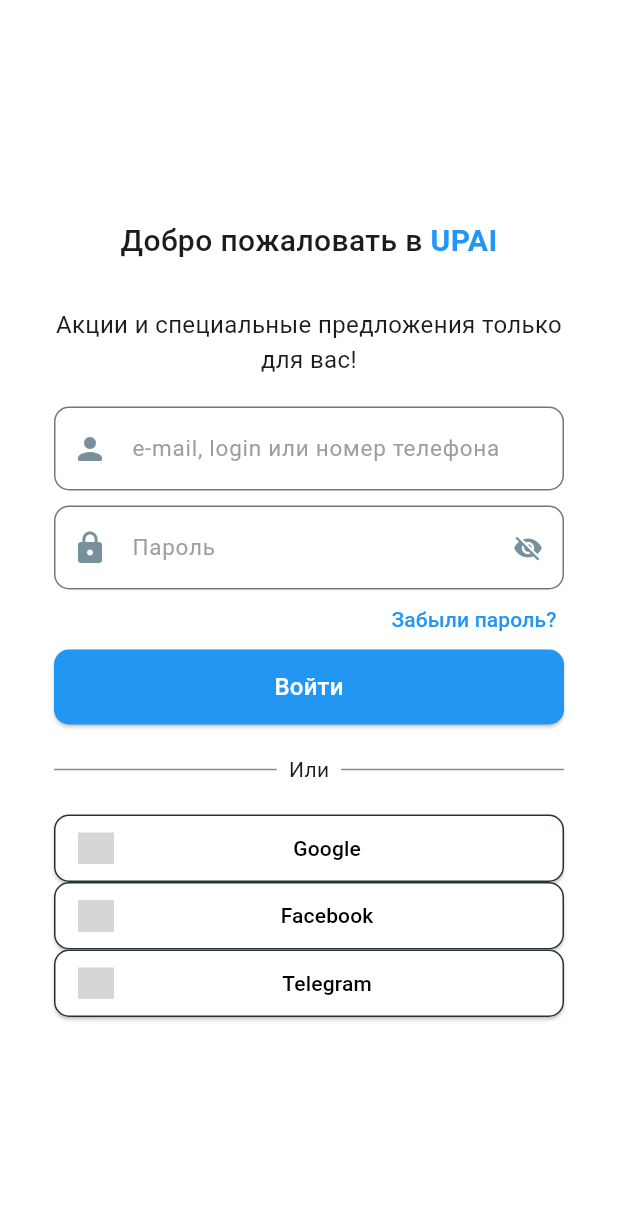
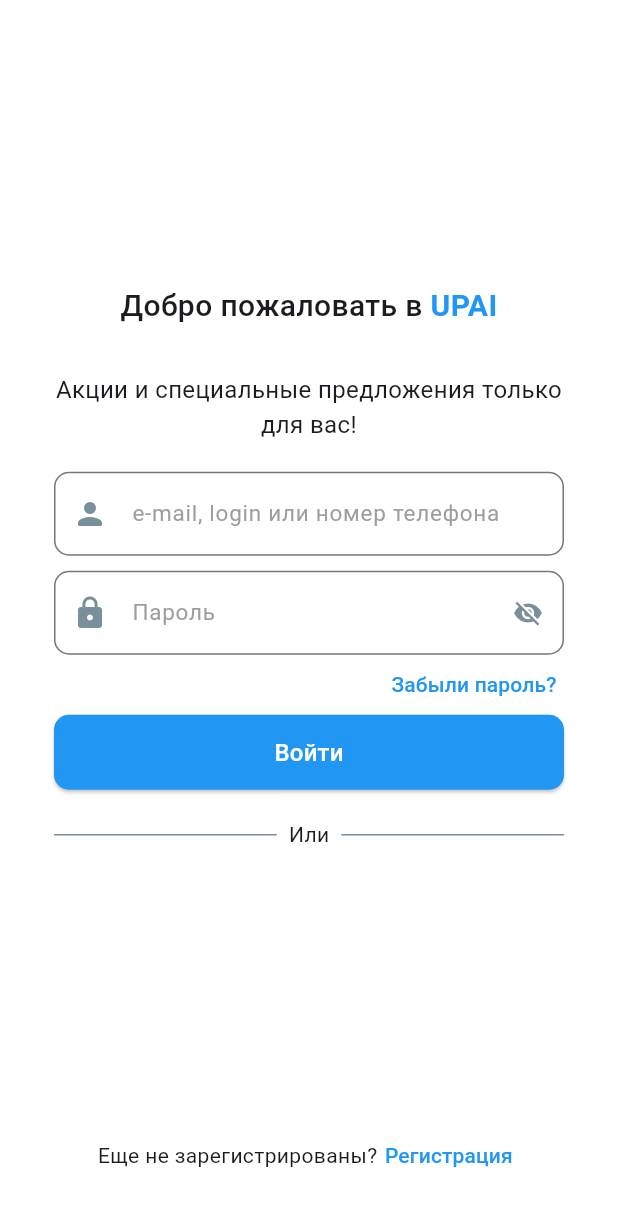
Before and after one commit to Marlis02/upai-app, a Flutter app: the screen it shows after launch, on a phone screen of 412 x 824 dp. Shown: the top 1206 px of the screen. Run offline on Flutter 3.47's test engine with Material 3 defaults, Android fonts, the phone set to English and light mode, and no system bars; our stand-ins replace bloc, dio, flutter_bloc, flutter_svg, qr_flutter, shared_preferences; grey boxes are pictures that could not be loaded.

Commit message:
3-commit

```diff
--- a/lib/data/api/api.dart
+++ b/lib/data/api/api.dart
@@ -10,6 +10,9 @@
 
   final _dio = Dio(BaseOptions(
     baseUrl: 'http://192.168.123.108:8000/',
+    connectTimeout: const Duration(seconds: 10),
+    receiveTimeout: const Duration(seconds: 10),
+    sendTimeout: const Duration(seconds: 10),
   ));
 
   Future<Response> get(String path) async {
@@ -24,7 +27,7 @@
     debugPrint('POST auth: $auth get: $path payload: $payload');
     final response = await _dio.post(path,
         data: payload, options: Options(headers: await _header(auth)));
-    debugPrint('POST Reponse status code: ${response}');
+    debugPrint('POST Reponse status code: $response');
     return response;
   }
 
--- a/lib/data/services/auth_services.dart
+++ b/lib/data/services/auth_services.dart
@@ -3,10 +3,10 @@
 
 class AuthServices {
   final api = Api();
-  Future<dynamic> login() async {
+  Future<dynamic> login(String username, String password) async {
     var res = await api.post('/api/upai-auth-v1/login/',
-        payload: {"username": "qwerty", "password": "qwerty529156"});
-    debugPrint('SERVICE RESPONSE: ${res}');
+        payload: {"username": username, "password": password});
+    debugPrint('SERVICE RESPONSE: $res');
     return res.data;
   }
 }
--- a/lib/logic/bloc/auth/auth_bloc.dart
+++ b/lib/logic/bloc/auth/auth_bloc.dart
@@ -10,7 +10,7 @@
     on<AuthLoginEvent>((event, emit) async {
       emit(AuthLoading());
       try {
-        var res = await authServices.login();
+        var res = await authServices.login(event.email, event.password);
         emit(AuthSuccess(res));
       } catch (e) {
         emit(AuthError('Ошибка: ${e.toString()}'));
--- a/lib/screens/login_screen/login_screen.dart
+++ b/lib/screens/login_screen/login_screen.dart
@@ -3,6 +3,7 @@
 import 'package:ctmax_upai/logic/bloc/auth/auth_bloc.dart';
 import 'package:ctmax_upai/logic/bloc/auth/auth_enent.dart';
 import 'package:ctmax_upai/logic/bloc/auth/auth_state.dart';
+import 'package:ctmax_upai/screens/login_screen/login_widgets.dart';
 import 'package:ctmax_upai/styles/colors_style.dart';
 import 'package:ctmax_upai/ui/widgets/loading_widget.dart';
 import 'package:flutter/cupertino.dart';
@@ -12,6 +13,8 @@
 
 class LoginScreen extends StatefulWidget {
   static const routeName = '/login';
+
+  const LoginScreen({super.key});
   @override
   _LoginScreenState createState() => _LoginScreenState();
 }
@@ -20,24 +23,26 @@
   final authBloc = AuthBloc(
     AuthServices(),
   );
-  TextEditingController _emailController = TextEditingController();
-  TextEditingController _passwordController = TextEditingController();
-  bool _isObscured = true;
-
-  void _togglePasswordVisibility() {
-    setState(() {
-      _isObscured = !_isObscured;
-    });
-  }
 
   @override
   Widget build(BuildContext context) {
     final screenSize = MediaQuery.of(context).size;
     return BlocProvider(
-      create: (context) =>
-          AuthBloc(AuthServices()), // используем созданный экземпляр блока
+      create: (context) => authBloc,
+      child: BlocListener<AuthBloc, AuthState>(
+        listener: (context, state) {
+          if (state is AuthSuccess) {
+            Navigator.pushReplacementNamed(context, MainLayout.routeName);
+          } else if (state is AuthError) {
+            ScaffoldMessenger.of(context).showSnackBar(
+              SnackBar(content: Text(state.message)),
+            );
+          }
+        },
         child: Scaffold(
-        body: Stack(
+          body: BlocBuilder<AuthBloc, AuthState>(
+            builder: (context, state) {
+              return Stack(
                 children: [
                   Center(
                     child: SingleChildScrollView(
@@ -45,31 +50,28 @@
                         height: screenSize.height,
                         padding: const EdgeInsets.all(30),
                         constraints: const BoxConstraints(maxWidth: 400),
-                  child: BlocBuilder<AuthBloc, AuthState>(
-                    builder: (context, state) {
-                      return Column(
+                        child: Column(
                           mainAxisAlignment: MainAxisAlignment.center,
                           children: [
+                            const Spacer(),
                             _header(),
                             const SizedBox(height: 20),
-                          _formField(context),
+                            FormFieldWidget(authBloc: authBloc),
                             const SizedBox(height: 20),
                             _buildDivider(),
                             const SizedBox(height: 20),
-                          _buildSocialButton(
-                              'assets/icons/google.svg', 'Google'),
-                          _buildSocialButton(
-                              'assets/icons/facebook.svg', 'Facebook'),
-                          _buildSocialButton(
-                              'assets/icons/telegram.svg', 'Telegram'),
+                            const Spacer(),
+                            _footer(),
+                          ],
+                        ),
+                      ),
+                    ),
+                  ),
+                  if (state is AuthLoading) const LoadingWidget(),
                 ],
               );
             },
           ),
-                ),
-              ),
-            ),
-          ],
         ),
       ),
     );
@@ -100,95 +102,6 @@
           textAlign: TextAlign.center,
           style: TextStyle(fontSize: 16, fontWeight: FontWeight.w400),
           "Акции и специальные предложения только для вас!",
-        ),
-      ],
-    );
-  }
-
-  Widget _formField(BuildContext context) {
-    return Column(
-      children: [
-        TextFormField(
-          decoration: InputDecoration(
-            border: OutlineInputBorder(
-              borderRadius: BorderRadius.circular(10),
-            ),
-            prefixIcon: Icon(
-              Icons.person_rounded,
-              color: Colors.blueGrey[400],
-            ),
-            hintText: 'e-mail, login или номер телефона',
-            hintStyle: const TextStyle(
-              fontSize: 15,
-              color: Colors.grey,
-              fontWeight: FontWeight.w400,
-            ),
-          ),
-        ),
-        const SizedBox(height: 10),
-        TextFormField(
-          obscureText: _isObscured,
-          decoration: InputDecoration(
-            border: OutlineInputBorder(
-              borderRadius: BorderRadius.circular(10),
-            ),
-            prefixIcon: Icon(
-              Icons.lock,
-              color: Colors.blueGrey[400],
-            ),
-            hintText: 'Пароль',
-            hintStyle: const TextStyle(
-              fontSize: 15,
-              color: Colors.grey,
-              fontWeight: FontWeight.w400,
-            ),
-            suffixIcon: IconButton(
-              iconSize: 20,
-              icon: Icon(
-                _isObscured ? Icons.visibility_off : Icons.visibility,
-                color: Colors.blueGrey[400],
-              ),
-              onPressed: _togglePasswordVisibility,
-            ),
-          ),
-        ),
-        const SizedBox(height: 5),
-        Container(
-            height: 30,
-            alignment: Alignment.centerRight,
-            padding: EdgeInsets.zero,
-            child: TextButton(
-              onPressed: () {},
-              style: ButtonStyle(
-                padding: const WidgetStatePropertyAll(
-                    EdgeInsets.symmetric(vertical: 0, horizontal: 5)),
-                alignment: Alignment.center,
-                overlayColor:
-                    WidgetStatePropertyAll(AppColors.primary.withOpacity(0.1)),
-              ),
-              child: const Text(
-                "Забыли пароль?",
-                style: TextStyle(color: AppColors.primary, fontSize: 14),
-              ),
-            )),
-        const SizedBox(height: 5),
-        ElevatedButton(
-          style: ElevatedButton.styleFrom(
-            backgroundColor: AppColors.primary,
-            shape: RoundedRectangleBorder(
-              borderRadius: BorderRadius.circular(10),
-            ),
-            minimumSize: const Size(double.infinity, 50),
-          ),
-          onPressed: () {
-            context
-                .read<AuthBloc>()
-                .add(AuthLoginEvent('qwerty', 'qwerty529156'));
-          },
-          child: const Text(
-            "Войти",
-            style: TextStyle(fontSize: 16, color: Colors.white),
-          ),
         ),
       ],
     );
--- /dev/null
+++ b/lib/screens/login_screen/login_widgets.dart
@@ -0,0 +1,203 @@
+import 'package:ctmax_upai/logic/bloc/auth/auth_bloc.dart';
+import 'package:ctmax_upai/logic/bloc/auth/auth_enent.dart';
+import 'package:ctmax_upai/styles/colors_style.dart';
+import 'package:flutter/material.dart';
+import 'package:flutter_svg/flutter_svg.dart';
+
+class HeaderWidget extends StatelessWidget {
+  const HeaderWidget({super.key});
+
+  @override
+  Widget build(BuildContext context) {
+    return const Column(
+      children: [
+        Text.rich(
+          textAlign: TextAlign.center,
+          TextSpan(
+            text: 'Добро пожаловать в ',
+            style: TextStyle(fontSize: 20, fontWeight: FontWeight.w500),
+            children: [
+              TextSpan(
+                text: 'UPAI',
+                style: TextStyle(
+                    fontSize: 20,
+                    fontWeight: FontWeight.w700,
+                    color: Colors.blue),
+              ),
+            ],
+          ),
+        ),
+        SizedBox(height: 30),
+        Text(
+          "Акции и специальные предложения только для вас!",
+          textAlign: TextAlign.center,
+          style: TextStyle(fontSize: 16, fontWeight: FontWeight.w400),
+        ),
+      ],
+    );
+  }
+}
+
+class FormFieldWidget extends StatefulWidget {
+  final AuthBloc authBloc;
+  const FormFieldWidget({super.key, required this.authBloc});
+
+  @override
+  // ignore: library_private_types_in_public_api
+  _FormFieldWidgetState createState() => _FormFieldWidgetState();
+}
+
+class _FormFieldWidgetState extends State<FormFieldWidget> {
+  final TextEditingController _emailController = TextEditingController();
+  final TextEditingController _passwordController = TextEditingController();
+  bool _isObscured = true;
+
+  void _togglePasswordVisibility() {
+    setState(() {
+      _isObscured = !_isObscured;
+    });
+  }
+
+  @override
+  Widget build(BuildContext context) {
+    return Column(
+      children: [
+        TextFormField(
+          controller: _emailController,
+          decoration: InputDecoration(
+            border: OutlineInputBorder(
+              borderRadius: BorderRadius.circular(10),
+            ),
+            prefixIcon: Icon(
+              Icons.person_rounded,
+              color: Colors.blueGrey[400],
+            ),
+            hintText: 'e-mail, login или номер телефона',
+            hintStyle: const TextStyle(
+              fontSize: 15,
+              color: Colors.grey,
+              fontWeight: FontWeight.w400,
+            ),
+          ),
+        ),
+        const SizedBox(height: 10),
+        TextFormField(
+          controller: _passwordController,
+          obscureText: _isObscured,
+          decoration: InputDecoration(
+            border: OutlineInputBorder(
+              borderRadius: BorderRadius.circular(10),
+            ),
+            prefixIcon: Icon(
+              Icons.lock,
+              color: Colors.blueGrey[400],
+            ),
+            hintText: 'Пароль',
+            hintStyle: const TextStyle(
+              fontSize: 15,
+              color: Colors.grey,
+              fontWeight: FontWeight.w400,
+            ),
+            suffixIcon: IconButton(
+              iconSize: 20,
+              icon: Icon(
+                _isObscured ? Icons.visibility_off : Icons.visibility,
+                color: Colors.blueGrey[400],
+              ),
+              onPressed: _togglePasswordVisibility,
+            ),
+          ),
+        ),
+        const SizedBox(height: 5),
+        Container(
+            height: 30,
+            alignment: Alignment.centerRight,
+            padding: EdgeInsets.zero,
+            child: TextButton(
+              onPressed: () {},
+              style: ButtonStyle(
+                padding: const WidgetStatePropertyAll(
+                    EdgeInsets.symmetric(vertical: 0, horizontal: 5)),
+                alignment: Alignment.center,
+                overlayColor:
+                    WidgetStatePropertyAll(AppColors.primary.withOpacity(0.1)),
+              ),
+              child: const Text(
+                "Забыли пароль?",
+                style: TextStyle(color: AppColors.primary, fontSize: 14),
+              ),
+            )),
+        const SizedBox(height: 5),
+        ElevatedButton(
+          style: ElevatedButton.styleFrom(
+            backgroundColor: AppColors.primary,
+            shape: RoundedRectangleBorder(
+              borderRadius: BorderRadius.circular(10),
+            ),
+            minimumSize: const Size(double.infinity, 50),
+          ),
+          onPressed: () {
+            // Событие логина
+            widget.authBloc.add(AuthLoginEvent(
+                _emailController.text, _passwordController.text));
+          },
+          child: const Text(
+            "Войти",
+            style: TextStyle(fontSize: 16, color: Colors.white),
+          ),
+        ),
+      ],
+    );
+  }
+}
+
+class SocialButtonWidget extends StatelessWidget {
+  final String assetPath;
+  final String text;
+
+  const SocialButtonWidget(
+      {required this.assetPath, required this.text, super.key});
+
+  @override
+  Widget build(BuildContext context) {
+    return SizedBox(
+      width: double.infinity,
+      height: 45,
+      child: ElevatedButton(
+        onPressed: () {},
+        style: ElevatedButton.styleFrom(
+          shape: RoundedRectangleBorder(
+              borderRadius: BorderRadius.circular(10),
+              side: BorderSide(color: AppColors.black)),
+          backgroundColor: AppColors.white,
+        ),
+        child: Row(
+          children: [
+            SvgPicture.asset(assetPath, width: 24, height: 24),
+            const Spacer(),
+            Text(text, style: const TextStyle(color: Colors.black)),
+            const Spacer(),
+          ],
+        ),
+      ),
+    );
+  }
+}
+
+class DividerWidget extends StatelessWidget {
+  const DividerWidget({super.key});
+
+  @override
+  Widget build(BuildContext context) {
+    return Row(
+      children: [
+        Expanded(child: Divider(thickness: 1, color: Colors.blueGrey[400])),
+        const Padding(
+          padding: EdgeInsets.symmetric(horizontal: 8.0),
+          child: Text("Или"),
+        ),
+        Expanded(child: Divider(thickness: 1, color: Colors.blueGrey[400])),
+      ],
+    );
+  }
+}
--- a/lib/screens/profile_screen.dart
+++ b/lib/screens/profile_screen.dart
@@ -13,12 +13,12 @@
   Widget build(BuildContext context) {
     return Center(
         child: Column(children: [
-      Text('ProfileScreen'),
+      const Text('ProfileScreen'),
       TextButton(
           onPressed: () {
             Navigator.pushReplacementNamed(context, LoginScreen.routeName);
           },
-          child: Text('Logout'))
+          child: const Text('Logout'))
     ]));
   }
 }
--- a/lib/screens/qr_code_screen.dart
+++ b/lib/screens/qr_code_screen.dart
@@ -1,6 +1,5 @@
 import 'package:ctmax_upai/styles/colors_style.dart';
 import 'package:flutter/material.dart';
-import 'package:flutter_svg/flutter_svg.dart';
 import 'package:qr_flutter/qr_flutter.dart';
 
 class QrCodeScreen extends StatefulWidget {
--- a/lib/ui/widgets/loading_widget.dart
+++ b/lib/ui/widgets/loading_widget.dart
@@ -1,13 +1,15 @@
 import 'package:flutter/material.dart';
 
-class LoadingOverlay extends StatelessWidget {
+class LoadingWidget extends StatelessWidget {
+  const LoadingWidget({super.key});
+
   @override
   Widget build(BuildContext context) {
     return Stack(
       children: [
         Container(
           color: Colors.black.withOpacity(0.5), // Полупрозрачный фон
-          child: Center(
+          child: const Center(
             child: CircularProgressIndicator(), // Индикатор загрузки
           ),
         ),
--- a/pubspec.yaml
+++ b/pubspec.yaml
@@ -15,6 +15,7 @@
   dio: ^5.7.0
   flutter_bloc: ^8.1.6
   shared_preferences: ^2.3.2
+  bloc: ^8.1.4
 
 dev_dependencies:
   flutter_test:
```
Also changed, not shown: pubspec.lock. Lines whose indentation alone changed are shown as unchanged.
